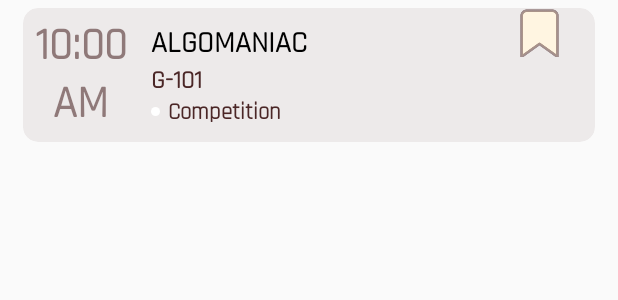
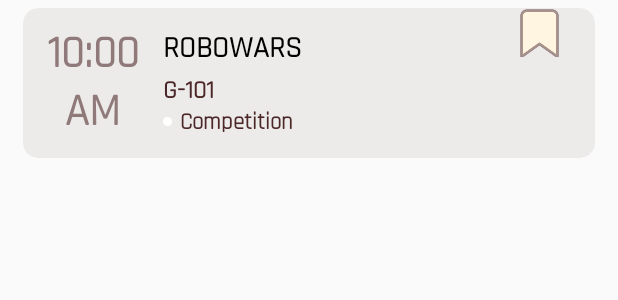
Before and after one commit to vineeth-vk11/ATMOS, an Android app: the layout list_item_schedule.xml on its own in the app's theme, with its tools: preview values and no code run, on a phone screen of 412 x 824 dp. Shown: the top 300 px of the screen. Run offline under Robolectric (Android 15) with nearby library versions, the phone set to English and light mode, and no system bars.

```diff
--- a/app/build.gradle
+++ b/app/build.gradle
@@ -33,10 +33,11 @@ dependencies {
     testImplementation 'junit:junit:4.12'
     implementation 'com.squareup.retrofit2:retrofit:2.4.0'
     implementation 'com.squareup.retrofit2:converter-gson:2.4.0'
-    implementation 'com.google.firebase:firebase-database:16.0.2'
-    implementation 'com.google.firebase:firebase-auth:16.0.3'
+    implementation 'com.google.firebase:firebase-database:19.2.0'
+    implementation 'com.google.firebase:firebase-auth:19.1.0'
     androidTestImplementation 'androidx.test:runner:1.2.0'
     androidTestImplementation 'androidx.test.espresso:espresso-core:3.2.0'
     implementation "androidx.recyclerview:recyclerview:1.0.0"
     implementation 'de.hdodenhof:circleimageview:3.0.1'
+    implementation 'com.github.wangjiegulu:rfab:2.0.0'
 }
--- a/app/src/main/res/layout/list_item_schedule.xml
+++ b/app/src/main/res/layout/list_item_schedule.xml
@@ -3,13 +3,15 @@
     xmlns:app="http://schemas.android.com/apk/res-auto"
     xmlns:tools="http://schemas.android.com/tools"
     android:layout_width="match_parent"
-    android:layout_height="100dp"
+    android:minHeight="80dp"
+    android:layout_height="wrap_content"
     android:orientation="vertical">
 
     <com.google.android.material.card.MaterialCardView
         android:id="@+id/materialCardView"
-        android:layout_width="0dp"
-        android:layout_height="0dp"
+        android:layout_width="match_parent"
+        android:minHeight="80dp"
+        android:layout_height="wrap_content"
         android:layout_marginStart="15dp"
         android:layout_marginTop="5dp"
         android:layout_marginEnd="15dp"
@@ -30,7 +32,9 @@
                 android:id="@+id/linearLayout2"
                 android:layout_width="wrap_content"
                 android:layout_height="wrap_content"
-                android:layout_marginStart="8dp"
+                android:layout_marginStart="16dp"
+                android:layout_marginTop="11dp"
+                android:layout_marginBottom="11dp"
                 android:orientation="vertical"
                 app:layout_constraintBottom_toBottomOf="parent"
                 app:layout_constraintStart_toStartOf="parent"
@@ -56,27 +60,35 @@
 
             </LinearLayout>
 
+            <TextView
+                android:id="@+id/schedule_event_name_text_view"
+                android:layout_width="0dp"
+                android:layout_height="wrap_content"
+                android:layout_marginStart="16dp"
+                android:layout_marginTop="14dp"
+                android:layout_marginEnd="8dp"
+                android:fontFamily="@font/rajdhani"
+                android:textAllCaps="true"
+                android:textColor="@color/textColor"
+                android:textSize="20sp"
+                app:layout_constraintEnd_toEndOf="parent"
+                app:layout_constraintEnd_toStartOf="@id/event_bookmark_image_view"
+                app:layout_constraintStart_toEndOf="@id/linearLayout2"
+                app:layout_constraintTop_toTopOf="parent"
+                tools:text="Robowars" />
+
             <LinearLayout
                 android:layout_width="wrap_content"
                 android:layout_height="wrap_content"
                 android:layout_marginStart="16dp"
                 android:layout_marginEnd="8dp"
+                android:layout_marginBottom="11dp"
                 android:orientation="vertical"
                 app:layout_constraintBottom_toBottomOf="parent"
                 app:layout_constraintEnd_toStartOf="@+id/event_bookmark_image_view"
                 app:layout_constraintHorizontal_bias="0.0"
                 app:layout_constraintStart_toEndOf="@+id/linearLayout2"
-                app:layout_constraintTop_toTopOf="parent">
-
-                <TextView
-                    android:id="@+id/schedule_event_name_text_view"
-                    android:layout_width="wrap_content"
-                    android:layout_height="wrap_content"
-                    android:fontFamily="@font/rajdhani"
-                    android:textAllCaps="true"
-                    android:textColor="@color/textColor"
-                    android:textSize="20sp"
-                    tools:text="Algomaniac" />
+                app:layout_constraintTop_toBottomOf="@+id/schedule_event_name_text_view">
 
                 <TextView
                     android:id="@+id/schedule_event_location_text_view"
--- a/app/src/main/res/values/colors.xml
+++ b/app/src/main/res/values/colors.xml
@@ -10,4 +10,9 @@
     <color name="textSecondary">#4B2727</color>
     <color name="textTertiary">#944B2727</color>
     <color name="drawerArrowColor">#000000</color>
+
+    <color name="colorCompetition">#FF0000</color>
+    <color name="colorWorkshop">#00FF00</color>
+    <color name="colorTalk">#FFFF00</color>
+
 </resources>
```
Also changed, not shown: app/src/main/java/com/example/atmos/ui/schedule/ScheduleFragment.java (+81 -8 lines), app/src/main/res/layout/fragment_schedule.xml (+22 -1 lines), app/src/main/res/drawable-v24/filter.png (added).
